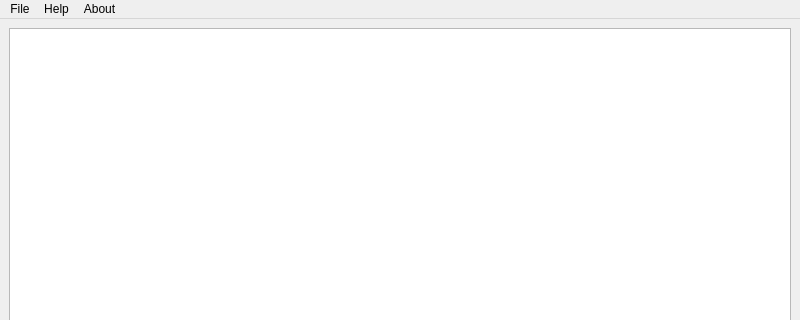
Above: Lab3/mainwindow.ui from MrPipiKado/OOP before the change; both pictures show x 0 to 800 and y 0 to 320 of the 800 by 600 pixel window. Below: the same form after it.
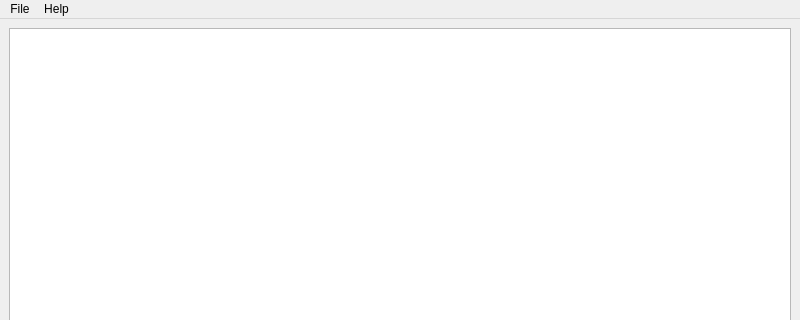
That is the form after the change.

What changed in the file:
```diff
--- a/Lab3/mainwindow.ui
+++ b/Lab3/mainwindow.ui
@@ -42,15 +42,11 @@
     <property name="title">
      <string>Help</string>
     </property>
-   </widget>
-   <widget class="QMenu" name="menuAbout">
-    <property name="title">
-     <string>About</string>
-    </property>
+    <addaction name="actionHelp"/>
+    <addaction name="actionAbout"/>
    </widget>
    <addaction name="menuFile"/>
    <addaction name="menuHelp"/>
-   <addaction name="menuAbout"/>
   </widget>
   <widget class="QStatusBar" name="statusbar"/>
   <action name="actionNew_file">
```
Left out of the diff: 16 changed lines with no effect on the pictures.
